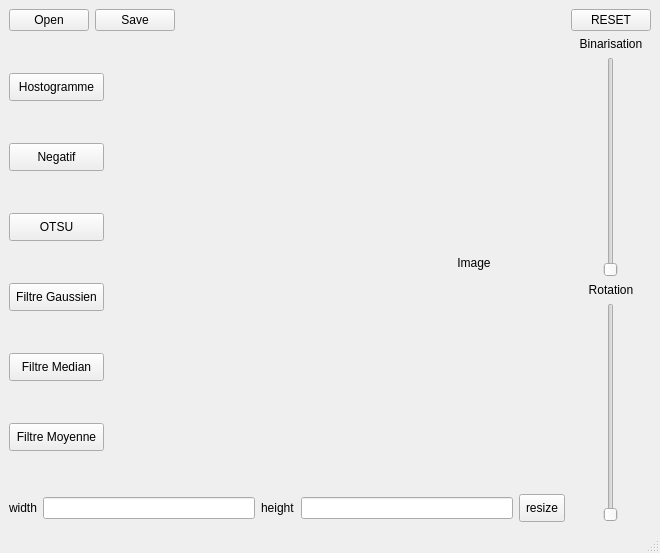
First picture: the form in design.ui, repository Eraoui909/VisionParOrdinateur, before the edit.
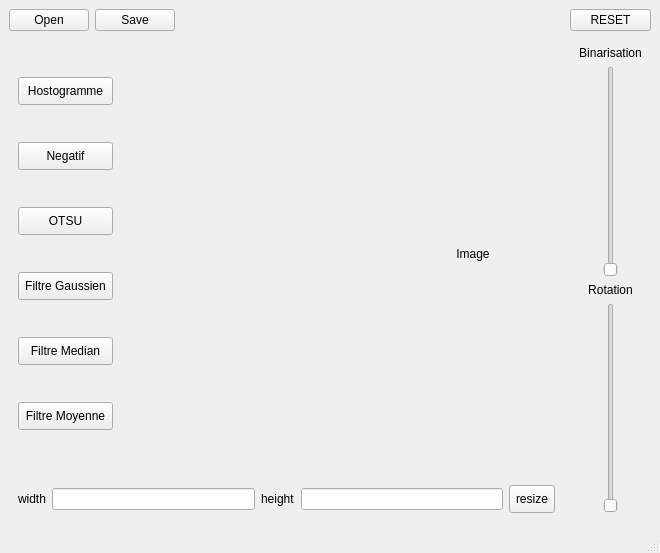
Second picture: the form after the edit.

The edit to the form file:
```diff
--- a/design.ui
+++ b/design.ui
@@ -86,109 +86,17 @@
       </item>
      </layout>
     </item>
-    <item row="4" column="0">
-     <layout class="QHBoxLayout" name="horizontalLayout">
-      <item>
-       <widget class="QLabel" name="label">
-        <property name="maximumSize">
-         <size>
-          <width>60</width>
-          <height>60</height>
-         </size>
-        </property>
-        <property name="text">
-         <string>width</string>
-        </property>
-       </widget>
-      </item>
-      <item>
-       <widget class="QLineEdit" name="widthInput"/>
-      </item>
-      <item>
-       <widget class="QLabel" name="label_4">
-        <property name="maximumSize">
-         <size>
-          <width>60</width>
-          <height>60</height>
-         </size>
-        </property>
-        <property name="text">
-         <string>height</string>
-        </property>
-       </widget>
-      </item>
-      <item>
-       <widget class="QLineEdit" name="heightInput"/>
-      </item>
-      <item alignment="Qt::AlignRight">
-       <widget class="QPushButton" name="resizeButton">
-        <property name="styleSheet">
-         <string notr="true">QPushButton{
-	background-color:&quot;#555555&quot;;
-	color:&quot;#fff&quot;;
-	padding:6px;
-	border-raduis: 5px
-}</string>
-        </property>
-        <property name="text">
-         <string>resize</string>
-        </property>
-       </widget>
-      </item>
-     </layout>
-    </item>
-    <item row="3" column="1" rowspan="2">
-     <layout class="QVBoxLayout" name="verticalLayout_2">
-      <item>
-       <widget class="QLabel" name="label_3">
-        <property name="text">
-         <string>Binarisation</string>
-        </property>
-        <property name="alignment">
-         <set>Qt::AlignCenter</set>
-        </property>
-       </widget>
-      </item>
-      <item alignment="Qt::AlignHCenter">
-       <widget class="QSlider" name="binValueSlider">
-        <property name="maximum">
-         <number>255</number>
-        </property>
-        <property name="orientation">
-         <enum>Qt::Vertical</enum>
-        </property>
-       </widget>
-      </item>
-      <item>
-       <widget class="QLabel" name="label_2">
-        <property name="text">
-         <string>Rotation</string>
-        </property>
-        <property name="alignment">
-         <set>Qt::AlignCenter</set>
-        </property>
-       </widget>
-      </item>
-      <item alignment="Qt::AlignHCenter">
-       <widget class="QSlider" name="rotationSlider">
-        <property name="layoutDirection">
-         <enum>Qt::LeftToRight</enum>
-        </property>
-        <property name="maximum">
-         <number>360</number>
-        </property>
-        <property name="orientation">
-         <enum>Qt::Vertical</enum>
-        </property>
-       </widget>
-      </item>
-     </layout>
-    </item>
     <item row="3" column="0">
      <layout class="QHBoxLayout" name="horizontalLayout_6">
       <item>
        <layout class="QHBoxLayout" name="horizontalLayout_4">
         <item>
+         <widget class="QFrame" name="">
+          <property name="styleSheet">
+           <string notr="true">QFrame{
+	background-color:&quot;#F1F1F1&quot;
+}</string>
+          </property>
          <layout class="QVBoxLayout" name="verticalLayout">
           <item>
            <widget class="QPushButton" name="histButton">
@@ -290,6 +198,7 @@
            </widget>
           </item>
          </layout>
+         </widget>
         </item>
         <item>
          <spacer name="horizontalSpacer_6">
@@ -391,6 +300,118 @@
       </item>
      </layout>
     </item>
+    <item row="4" column="0">
+     <widget class="QFrame" name="horizontalFrame">
+      <property name="styleSheet">
+       <string notr="true">QFrame{
+	background-color: &quot;#F1F1F1&quot;
+}</string>
+      </property>
+      <layout class="QHBoxLayout" name="horizontalLayout">
+       <item>
+        <widget class="QLabel" name="label">
+         <property name="maximumSize">
+          <size>
+           <width>60</width>
+           <height>60</height>
+          </size>
+         </property>
+         <property name="text">
+          <string>width</string>
+         </property>
+        </widget>
+       </item>
+       <item>
+        <widget class="QLineEdit" name="widthInput"/>
+       </item>
+       <item>
+        <widget class="QLabel" name="label_4">
+         <property name="maximumSize">
+          <size>
+           <width>60</width>
+           <height>60</height>
+          </size>
+         </property>
+         <property name="text">
+          <string>height</string>
+         </property>
+        </widget>
+       </item>
+       <item>
+        <widget class="QLineEdit" name="heightInput"/>
+       </item>
+       <item alignment="Qt::AlignRight">
+        <widget class="QPushButton" name="resizeButton">
+         <property name="styleSheet">
+          <string notr="true">QPushButton{
+	background-color:&quot;#555555&quot;;
+	color:&quot;#fff&quot;;
+	padding:6px;
+	border-raduis: 5px
+}</string>
+         </property>
+         <property name="text">
+          <string>resize</string>
+         </property>
+        </widget>
+       </item>
+      </layout>
+     </widget>
+    </item>
+    <item row="3" column="1" rowspan="2">
+     <widget class="QWidget" name="" native="true">
+      <property name="styleSheet">
+       <string notr="true">QFrame{
+	background-color: &quot;#F1F1F1&quot;
+}</string>
+      </property>
+      <layout class="QVBoxLayout" name="verticalLayout_2">
+       <item>
+        <widget class="QLabel" name="label_3">
+         <property name="text">
+          <string>Binarisation</string>
+         </property>
+         <property name="alignment">
+          <set>Qt::AlignCenter</set>
+         </property>
+        </widget>
+       </item>
+       <item alignment="Qt::AlignHCenter">
+        <widget class="QSlider" name="binValueSlider">
+         <property name="maximum">
+          <number>255</number>
+         </property>
+         <property name="orientation">
+          <enum>Qt::Vertical</enum>
+         </property>
+        </widget>
+       </item>
+       <item>
+        <widget class="QLabel" name="label_2">
+         <property name="text">
+          <string>Rotation</string>
+         </property>
+         <property name="alignment">
+          <set>Qt::AlignCenter</set>
+         </property>
+        </widget>
+       </item>
+       <item alignment="Qt::AlignHCenter">
+        <widget class="QSlider" name="rotationSlider">
+         <property name="layoutDirection">
+          <enum>Qt::LeftToRight</enum>
+         </property>
+         <property name="maximum">
+          <number>360</number>
+         </property>
+         <property name="orientation">
+          <enum>Qt::Vertical</enum>
+         </property>
+        </widget>
+       </item>
+      </layout>
+     </widget>
+    </item>
    </layout>
   </widget>
   <widget class="QStatusBar" name="statusbar"/>
```
Left out of the diff: 48 changed lines with no effect on the pictures. Lines whose indentation alone changed are shown as unchanged.
